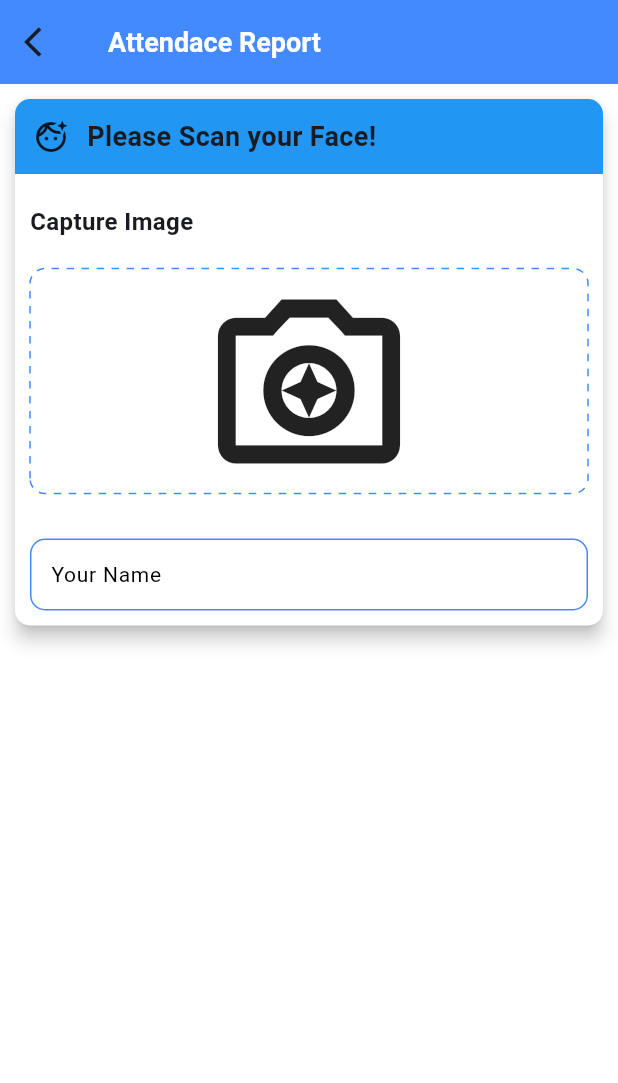
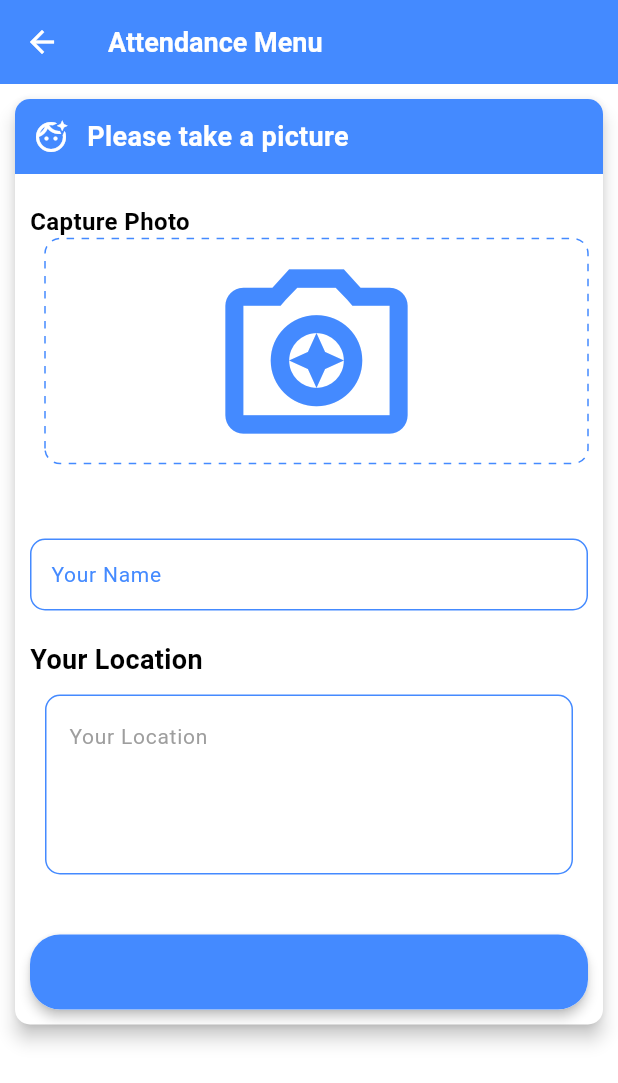
Before and after one commit to naurarizky/attendance_app, a Flutter app: the screen it shows after launch, after a tap on "Attendance Report", on a phone screen of 412 x 824 dp. Shown: the top 1083 px of the screen. Run offline on Flutter 3.47's test engine with Material 3 defaults, Android fonts, the phone set to English and light mode, and no system bars; drawn by our look-alikes of dotted_border; our stand-ins replace camera, cloud_firestore, firebase_core, geocoding, geolocator; missing offline and left inert: google_mlkit_face_detection; accounts and stored records are empty.

Commit message:
finishing attendance feature

```diff
--- a/lib/ui/attend/attendance_screen.dart
+++ b/lib/ui/attend/attendance_screen.dart
@@ -3,6 +3,12 @@ import 'dart:io';
 import 'package:attendace_app/services/location_services.dart';
 import 'package:attendace_app/services/timestamp_services.dart';
 import 'package:attendace_app/ui/attend/camera_screen.dart';
+import 'package:attendace_app/ui/attend/components/app_bar.dart';
+import 'package:attendace_app/ui/attend/components/capture_photo.dart.dart';
+import 'package:attendace_app/ui/attend/components/header.dart';
+import 'package:attendace_app/ui/attend/components/location.dart';
+import 'package:attendace_app/ui/attend/components/name_input.dart';
+import 'package:attendace_app/ui/attend/components/submit_%20button.dart';
 import 'package:camera/camera.dart';
 import 'package:dotted_border/dotted_border.dart';
 import 'package:flutter/material.dart';
@@ -24,7 +30,7 @@ class _AttendanceScreenState extends State<AttendanceScreen> {
   bool isLoading = false;
   // double lat = 0.0, long = 0.0;
   // int dateHours = 0, minuite = 0;
-  final controller = TextEditingController();
+  final controllerName = TextEditingController();
   // final CollectionReference dataCollection = FirebaseFirestore.instance.collection('attendace');
 
   @override
@@ -66,128 +72,27 @@ class _AttendanceScreenState extends State<AttendanceScreen> {
 
     return Scaffold(
       backgroundColor: Colors.white,
-      appBar: AppBar(
-        elevation: 0,
-        backgroundColor: Colors.blueAccent,
-        leading: IconButton(
-          icon: const Icon(Icons.arrow_back_ios),
-          onPressed: () => Navigator.of(context).pop(),
-          ) ,
-          title: const Text(
-            "Attendace Report",
-            style: TextStyle(
-              fontSize: 18,
-              fontWeight: FontWeight.bold,
-              color: Colors.white
-            ),
-          ),
-      ),
+      appBar: buildAppBar(context),
       body: SingleChildScrollView(
         child: Card(
           color: Colors.white,
-          margin: EdgeInsets.fromLTRB(10, 10, 10, 30),
+          margin: const EdgeInsets.fromLTRB(10, 10, 10, 30),
           shape: RoundedRectangleBorder(
             borderRadius: BorderRadius.circular(10),
           ),
-          elevation: 5 ,
+          elevation: 5,
           child: Column(
             crossAxisAlignment: CrossAxisAlignment.start,
             children: [
-              Container(
-                height: 50,
-                decoration: const BoxDecoration(
-                  borderRadius: BorderRadius.only(
-                    topLeft: Radius.circular(10),
-                    topRight: Radius.circular(10)
-                  ),
-                  color: Colors.blue
-                ),
-                child: const Row(
-                  children: [
-                    SizedBox(width: 12),
-                    Icon(Icons.face_retouching_natural_outlined),
-                    SizedBox(width: 12),
-                    Text(
-                      "Please Scan your Face!",
-                      style: TextStyle(
-                        fontSize: 18,
-                        fontWeight: FontWeight.bold
-                      ),
-                    )
-                  ],
-                ),
-              ),
-              const Padding(
-                padding: EdgeInsets.fromLTRB(10, 20, 0, 20),
-                child: Text(
-                  "Capture Image",
-                  style: TextStyle(
-                    fontSize: 16,
-                    fontWeight: FontWeight.bold,
-                  ),
-                ),
-                ),
-                GestureDetector(
-                  onTap: () {
-                    Navigator.push
-                    (context,
-                    MaterialPageRoute(builder: (context) => const CameraScreen())
-                    );
-                  },
-                  child: Container(
-                    margin: EdgeInsets.fromLTRB(10, 0, 10, 20),
-                    width: size.width,
-                    height: 150,
-                    child: DottedBorder(
-                        radius: Radius.circular(10),
-                        borderType: BorderType.RRect,
-                        color: Colors.blueAccent,
-                        strokeWidth: 1,
-                        dashPattern: [5, 5],
-                        child: SizedBox.expand(
-                          child: FittedBox(
-                            child: image != null
-                            ? Image.file(File(image!.path),  fit: BoxFit.cover)
-                            : Icon(Icons.camera_enhance_outlined)
-                            //
-                          ),
-                        ),
-                        )
-                      ),
-                  ),
-                  Padding(
-                    padding: const EdgeInsets.all(10),
-                    child: TextField(
-                      textInputAction: TextInputAction.done,
-                      keyboardType: TextInputType.text,
-                      controller: controller,
-                      decoration: InputDecoration(
-                        contentPadding: const EdgeInsets.symmetric(horizontal: 10),
-                        labelText: "Your Name",
-                        hintText: "Please type ur name here",
-                        hintStyle: const TextStyle(
-                          fontSize: 14,
-                          color: Colors.grey
-                        ),
-                        labelStyle: const TextStyle(
-                          fontSize: 14,
-                          color: Colors.black
-                        ),
-                        border: OutlineInputBorder(
-                          borderRadius: BorderRadius.circular(10),
-                          borderSide: const BorderSide(color: Colors.blueAccent)
-                        ),
-                        enabledBorder: OutlineInputBorder(
-                          borderRadius: BorderRadius.circular(10),
-                          borderSide: BorderSide(color: Colors.blueAccent)
-                        )
-                      ),
-                    ),
-                    )
+              buildHeader(),
+              buildCapturePhotoSection(context, size, image),
+              buildNameInputField(controllerName),
+              buildLocationSection(isLoading, addressPlaceholder),
+              buildSubmitButton(context, size, image, controllerName, addressPlaceholder, statusPlaceholder, timePlaceholder)
             ],
           ),
         ),
       ),
     );
   }
-}
+  }
```
